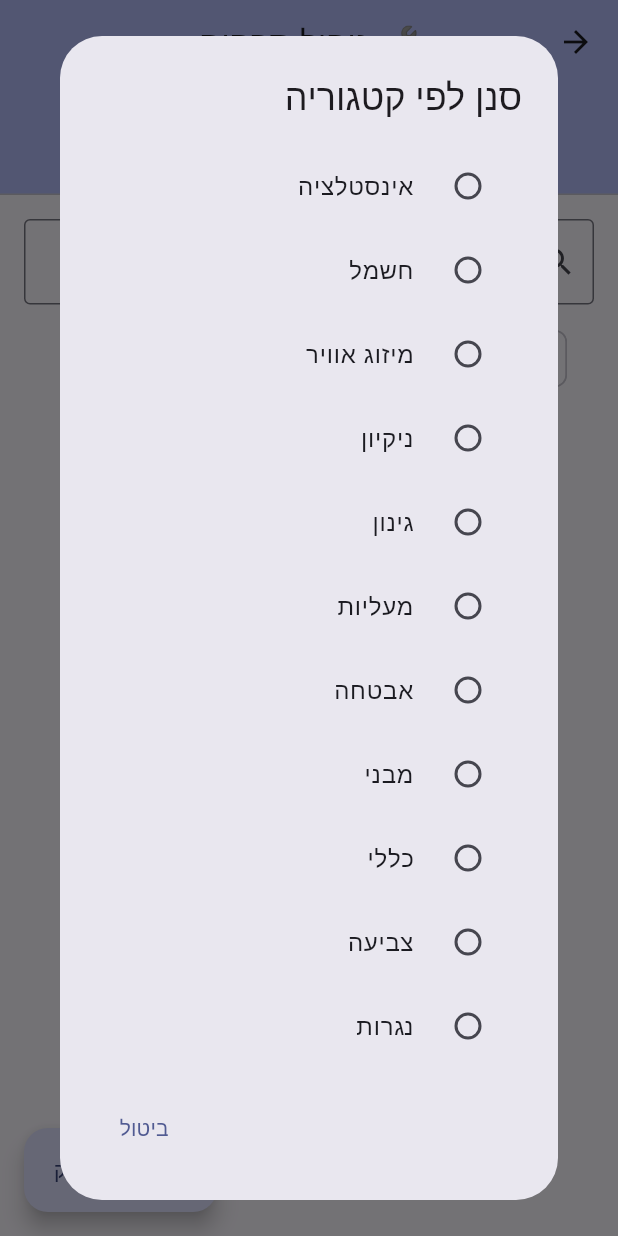
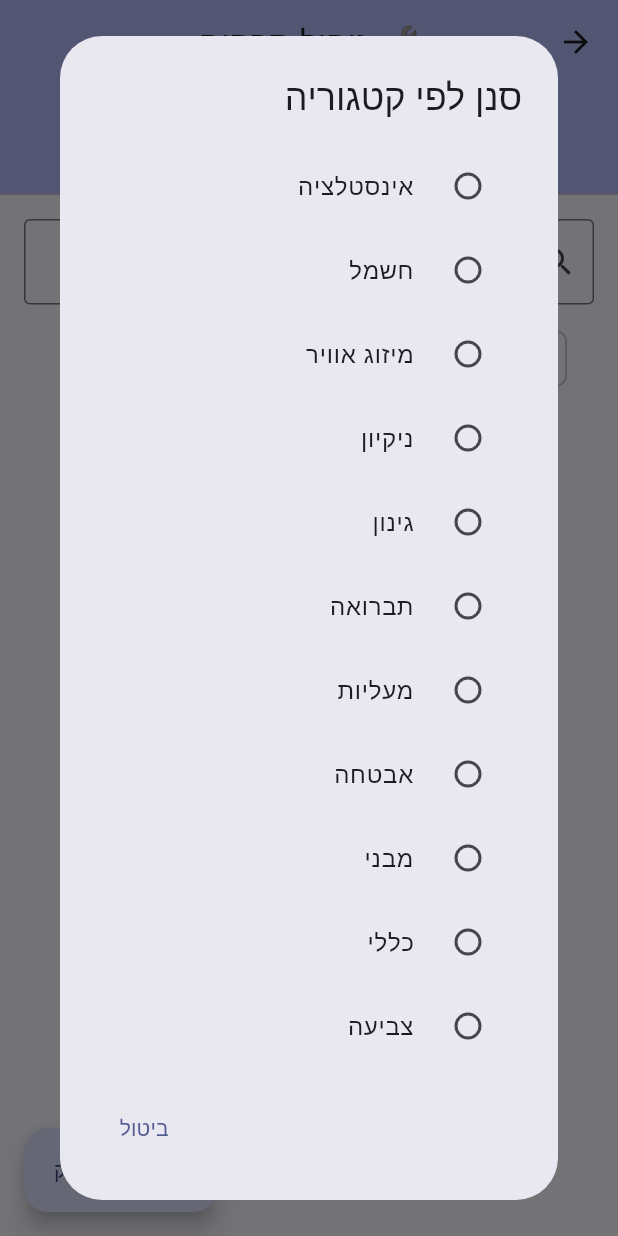
Before and after one commit to esamuel/vaadly, a Flutter app: the FirebaseVendorPage screen opened directly, after a tap on "כל הקטגוריות", on a phone screen of 412 x 824 dp. Run offline on Flutter 3.47's test engine with Material 3 defaults, Android fonts, the phone set to English and light mode, and no system bars; our stand-ins replace cloud_firestore, cloud_functions, firebase_auth, firebase_core, firebase_messaging, firebase_storage and 3 more; missing offline and left inert: flutter_stripe, mailer; accounts and stored records are empty.

Commit message:
feat(vendors): add sanitation vendor category (תברואה) with display across UI

```diff
--- a/lib/core/models/vendor.dart
+++ b/lib/core/models/vendor.dart
@@ -6,6 +6,7 @@
   hvac, // מיזוג אוויר
   cleaning, // ניקיון
   gardening, // גינון
+  sanitation, // תברואה
   elevator, // מעליות
   security, // אבטחה
   structural, // מבני
@@ -123,6 +124,8 @@
         return 'ניקיון';
       case VendorCategory.gardening:
         return 'גינון';
+      case VendorCategory.sanitation:
+        return 'תברואה';
       case VendorCategory.elevator:
         return 'מעליות';
       case VendorCategory.security:
--- a/lib/core/services/vendor_service.dart
+++ b/lib/core/services/vendor_service.dart
@@ -304,6 +304,8 @@
         return 'ניקיון';
       case VendorCategory.gardening:
         return 'גינון';
+      case VendorCategory.sanitation:
+        return 'תברואה';
       case VendorCategory.elevator:
         return 'מעליות';
       case VendorCategory.security:
--- a/lib/pages/firebase_vendor_page.dart
+++ b/lib/pages/firebase_vendor_page.dart
@@ -794,6 +794,8 @@
         return 'ניקיון';
       case VendorCategory.gardening:
         return 'גינון';
+      case VendorCategory.sanitation:
+        return 'תברואה';
       case VendorCategory.elevator:
         return 'מעליות';
       case VendorCategory.security:
```
Also changed, not shown: 1 other file.
